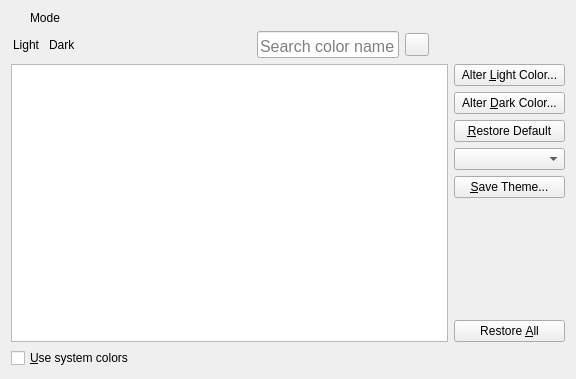
This is src/frontends/qt/ui/PrefColorsUi.ui in kojiOnHill/lyx as Qt 5 draws it before an edit. The edited form follows.
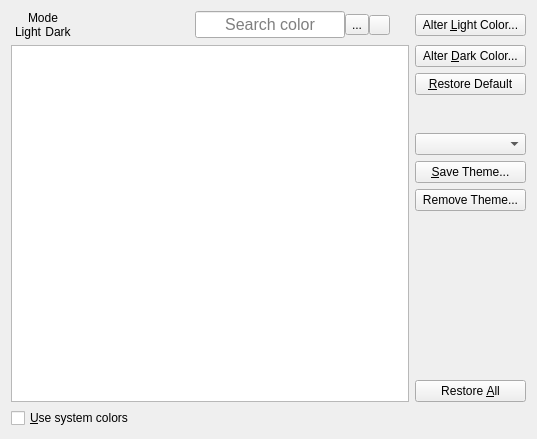
This is the edited form. Icons and pictures are not drawn.

The edit to the form file:
```diff
--- a/src/frontends/qt/ui/PrefColorsUi.ui
+++ b/src/frontends/qt/ui/PrefColorsUi.ui
@@ -6,8 +6,8 @@
    <rect>
     <x>0</x>
     <y>0</y>
-    <width>576</width>
-    <height>379</height>
+    <width>537</width>
+    <height>439</height>
    </rect>
   </property>
   <property name="sizePolicy">
@@ -20,20 +20,7 @@
    <string/>
   </property>
   <layout class="QGridLayout" name="gridLayout_2">
-   <item row="2" column="1">
-    <spacer name="horizontalSpacer">
-     <property name="orientation">
-      <enum>Qt::Orientation::Horizontal</enum>
-     </property>
-     <property name="sizeHint" stdset="0">
-      <size>
-       <width>40</width>
-       <height>20</height>
-      </size>
-     </property>
-    </spacer>
-   </item>
-   <item row="2" column="0">
+   <item row="3" column="0">
     <widget class="QCheckBox" name="syscolorsCB">
      <property name="sizePolicy">
       <sizepolicy hsizetype="Minimum" vsizetype="Minimum">
@@ -49,84 +36,32 @@
      </property>
     </widget>
    </item>
-   <item row="1" column="0" colspan="2">
-    <layout class="QGridLayout" name="gridLayout" rowstretch="0,0,0,0,0,0,0,0,0" columnstretch="0,0,0,0,0,0,0">
-     <item row="1" column="1">
-      <widget class="QLabel" name="labelDark">
-       <property name="sizePolicy">
-        <sizepolicy hsizetype="Fixed" vsizetype="Minimum">
-         <horstretch>0</horstretch>
-         <verstretch>0</verstretch>
-        </sizepolicy>
-       </property>
-       <property name="minimumSize">
-        <size>
-         <width>28</width>
-         <height>0</height>
-        </size>
-       </property>
-       <property name="font">
-        <font>
-         <pointsize>9</pointsize>
-        </font>
-       </property>
-       <property name="text">
-        <string>Dark</string>
-       </property>
-       <property name="alignment">
-        <set>Qt::AlignmentFlag::AlignLeading|Qt::AlignmentFlag::AlignLeft|Qt::AlignmentFlag::AlignVCenter</set>
-       </property>
-      </widget>
-     </item>
-     <item row="1" column="4">
-      <widget class="QToolButton" name="searchForwardPB">
-       <property name="sizePolicy">
-        <sizepolicy hsizetype="Fixed" vsizetype="Fixed">
-         <horstretch>0</horstretch>
-         <verstretch>0</verstretch>
-        </sizepolicy>
-       </property>
-       <property name="text">
-        <string/>
-       </property>
-       <property name="icon">
-        <iconset theme="QIcon::ThemeIcon::GoNext"/>
-       </property>
-       <property name="arrowType">
-        <enum>Qt::ArrowType::NoArrow</enum>
-       </property>
-      </widget>
-     </item>
-     <item row="3" column="6">
-      <widget class="QPushButton" name="colorDarkChangePB">
-       <property name="sizePolicy">
-        <sizepolicy hsizetype="Minimum" vsizetype="Fixed">
-         <horstretch>0</horstretch>
-         <verstretch>0</verstretch>
-        </sizepolicy>
-       </property>
+   <item row="3" column="2">
+    <spacer name="horizontalSpacer">
+     <property name="orientation">
+      <enum>Qt::Orientation::Horizontal</enum>
+     </property>
+     <property name="sizeHint" stdset="0">
+      <size>
+       <width>40</width>
+       <height>20</height>
+      </size>
+     </property>
+    </spacer>
+   </item>
+   <item row="1" column="0" colspan="3">
+    <layout class="QGridLayout" name="gridLayout" rowstretch="0,0,0,0,0,0,0,0,0,0" columnstretch="0,0,0,0,0">
+     <item row="9" column="4">
+      <widget class="QPushButton" name="colorResetAllPB">
        <property name="toolTip">
         <string>Change the selected dark-mode color</string>
        </property>
        <property name="text">
-        <string>Alter &amp;Dark Color...</string>
+        <string>Restore &amp;All</string>
        </property>
       </widget>
      </item>
-     <item row="7" column="6">
-      <spacer name="verticalSpacer">
-       <property name="orientation">
-        <enum>Qt::Orientation::Vertical</enum>
-       </property>
-       <property name="sizeHint" stdset="0">
-        <size>
-         <width>20</width>
-         <height>40</height>
-        </size>
-       </property>
-      </spacer>
-     </item>
-     <item row="5" column="6">
+     <item row="5" column="4">
       <widget class="QComboBox" name="loadThemeCO">
        <property name="sizePolicy">
         <sizepolicy hsizetype="Minimum" vsizetype="Fixed">
@@ -142,90 +77,23 @@
        </property>
       </widget>
      </item>
-     <item row="2" column="0" rowspan="7" colspan="6">
-      <widget class="QListWidget" name="lyxObjectsLW">
-       <property name="sizePolicy">
-        <sizepolicy hsizetype="Expanding" vsizetype="MinimumExpanding">
-         <horstretch>0</horstretch>
-         <verstretch>0</verstretch>
-        </sizepolicy>
+     <item row="4" column="4">
+      <spacer name="verticalSpacer_2">
+       <property name="orientation">
+        <enum>Qt::Orientation::Vertical</enum>
        </property>
-       <property name="horizontalScrollBarPolicy">
-        <enum>Qt::ScrollBarPolicy::ScrollBarAsNeeded</enum>
+       <property name="sizeType">
+        <enum>QSizePolicy::Policy::Maximum</enum>
        </property>
-      </widget>
-     </item>
-     <item row="2" column="6">
-      <widget class="QPushButton" name="colorChangePB">
-       <property name="sizePolicy">
-        <sizepolicy hsizetype="Minimum" vsizetype="Fixed">
-         <horstretch>0</horstretch>
-         <verstretch>0</verstretch>
-        </sizepolicy>
-       </property>
-       <property name="toolTip">
-        <string>Change the selected light-mode color</string>
-       </property>
-       <property name="text">
-        <string>Alter &amp;Light Color...</string>
-       </property>
-      </widget>
-     </item>
-     <item row="0" column="0" colspan="2">
-      <widget class="QLabel" name="labelMode">
-       <property name="sizePolicy">
-        <sizepolicy hsizetype="Fixed" vsizetype="Fixed">
-         <horstretch>0</horstretch>
-         <verstretch>0</verstretch>
-        </sizepolicy>
-       </property>
-       <property name="minimumSize">
+       <property name="sizeHint" stdset="0">
         <size>
-         <width>68</width>
-         <height>0</height>
+         <width>20</width>
+         <height>32</height>
         </size>
        </property>
-       <property name="font">
-        <font>
-         <pointsize>9</pointsize>
-        </font>
-       </property>
-       <property name="text">
-        <string>Mode</string>
-       </property>
-       <property name="alignment">
-        <set>Qt::AlignmentFlag::AlignCenter</set>
-       </property>
-      </widget>
+      </spacer>
      </item>
-     <item row="1" column="0">
-      <widget class="QLabel" name="labelLight">
-       <property name="sizePolicy">
-        <sizepolicy hsizetype="Fixed" vsizetype="Minimum">
-         <horstretch>0</horstretch>
-         <verstretch>0</verstretch>
-        </sizepolicy>
-       </property>
-       <property name="minimumSize">
-        <size>
-         <width>28</width>
-         <height>0</height>
-        </size>
-       </property>
-       <property name="font">
-        <font>
-         <pointsize>9</pointsize>
-        </font>
-       </property>
-       <property name="text">
-        <string>Light</string>
-       </property>
-       <property name="alignment">
-        <set>Qt::AlignmentFlag::AlignRight|Qt::AlignmentFlag::AlignTrailing|Qt::AlignmentFlag::AlignVCenter</set>
-       </property>
-      </widget>
-     </item>
-     <item row="1" column="5">
+     <item row="1" column="3">
       <spacer name="horizontalSpacer_Title2">
        <property name="orientation">
         <enum>Qt::Orientation::Horizontal</enum>
@@ -241,53 +109,251 @@
        </property>
       </spacer>
      </item>
-     <item row="1" column="3">
-      <widget class="QLineEdit" name="searchStringEdit">
+     <item row="0" column="0">
+      <layout class="QHBoxLayout" name="horizontalLayout_2">
+       <property name="spacing">
+        <number>0</number>
+       </property>
+       <property name="leftMargin">
+        <number>0</number>
+       </property>
+       <property name="topMargin">
+        <number>0</number>
+       </property>
+      </layout>
+     </item>
+     <item row="3" column="4">
+      <widget class="QPushButton" name="colorResetPB">
+       <property name="toolTip">
+        <string>Reset the selected color to its original value</string>
+       </property>
+       <property name="text">
+        <string>&amp;Restore Default</string>
+       </property>
+      </widget>
+     </item>
+     <item row="2" column="0" rowspan="8" colspan="4">
+      <widget class="QListWidget" name="lyxObjectsLW">
        <property name="sizePolicy">
-        <sizepolicy hsizetype="Maximum" vsizetype="Fixed">
+        <sizepolicy hsizetype="Expanding" vsizetype="MinimumExpanding">
          <horstretch>0</horstretch>
          <verstretch>0</verstretch>
         </sizepolicy>
        </property>
-       <property name="minimumSize">
-        <size>
-         <width>120</width>
-         <height>0</height>
-        </size>
+       <property name="horizontalScrollBarPolicy">
+        <enum>Qt::ScrollBarPolicy::ScrollBarAsNeeded</enum>
        </property>
-       <property name="maximumSize">
+      </widget>
+     </item>
+     <item row="8" column="4">
+      <spacer name="verticalSpacer">
+       <property name="orientation">
+        <enum>Qt::Orientation::Vertical</enum>
+       </property>
+       <property name="sizeHint" stdset="0">
         <size>
-         <width>500</width>
-         <height>16777215</height>
+         <width>20</width>
+         <height>40</height>
         </size>
        </property>
-       <property name="font">
-        <font>
-         <pointsize>12</pointsize>
-        </font>
+      </spacer>
+     </item>
+     <item row="2" column="4">
+      <widget class="QPushButton" name="colorDarkChangePB">
+       <property name="sizePolicy">
+        <sizepolicy hsizetype="Minimum" vsizetype="Fixed">
+         <horstretch>0</horstretch>
+         <verstretch>0</verstretch>
+        </sizepolicy>
        </property>
-       <property name="alignment">
-        <set>Qt::AlignmentFlag::AlignBottom|Qt::AlignmentFlag::AlignLeading|Qt::AlignmentFlag::AlignLeft</set>
+       <property name="toolTip">
+        <string>Change the selected dark-mode color</string>
        </property>
-       <property name="placeholderText">
-        <string>Search color name</string>
+       <property name="text">
+        <string>Alter &amp;Dark Color...</string>
        </property>
       </widget>
      </item>
      <item row="1" column="2">
-      <spacer name="horizontalSpacer_Title">
-       <property name="orientation">
-        <enum>Qt::Orientation::Horizontal</enum>
+      <layout class="QHBoxLayout" name="searchLayout">
+       <property name="spacing">
+        <number>0</number>
        </property>
-       <property name="sizeHint" stdset="0">
-        <size>
-         <width>40</width>
-         <height>13</height>
-        </size>
+       <item>
+        <widget class="QLineEdit" name="searchStringEdit">
+         <property name="sizePolicy">
+          <sizepolicy hsizetype="MinimumExpanding" vsizetype="Fixed">
+           <horstretch>0</horstretch>
+           <verstretch>0</verstretch>
+          </sizepolicy>
+         </property>
+         <property name="minimumSize">
+          <size>
+           <width>150</width>
+           <height>0</height>
+          </size>
+         </property>
+         <property name="maximumSize">
+          <size>
+           <width>500</width>
+           <height>16777215</height>
+          </size>
+         </property>
+         <property name="font">
+          <font>
+           <pointsize>12</pointsize>
+          </font>
+         </property>
+         <property name="toolTip">
+          <string>Enter a color name to search</string>
+         </property>
+         <property name="alignment">
+          <set>Qt::AlignmentFlag::AlignCenter</set>
+         </property>
+         <property name="placeholderText">
+          <string>Search color</string>
+         </property>
+         <property name="clearButtonEnabled">
+          <bool>true</bool>
+         </property>
+        </widget>
+       </item>
+       <item>
+        <widget class="QToolButton" name="searchBackwardPB">
+         <property name="toolTip">
+          <string>Search backward</string>
+         </property>
+         <property name="text">
+          <string>...</string>
+         </property>
+         <property name="icon">
+          <iconset theme="QIcon::ThemeIcon::GoPrevious"/>
+         </property>
+         <property name="iconSize">
+          <size>
+           <width>13</width>
+           <height>13</height>
+          </size>
+         </property>
+        </widget>
+       </item>
+       <item>
+        <widget class="QToolButton" name="searchForwardPB">
+         <property name="sizePolicy">
+          <sizepolicy hsizetype="Fixed" vsizetype="Fixed">
+           <horstretch>0</horstretch>
+           <verstretch>0</verstretch>
+          </sizepolicy>
+         </property>
+         <property name="toolTip">
+          <string>Search forward</string>
+         </property>
+         <property name="text">
+          <string/>
+         </property>
+         <property name="icon">
+          <iconset theme="QIcon::ThemeIcon::GoNext"/>
+         </property>
+         <property name="iconSize">
+          <size>
+           <width>13</width>
+           <height>13</height>
+          </size>
+         </property>
+         <property name="arrowType">
+          <enum>Qt::ArrowType::NoArrow</enum>
+         </property>
+        </widget>
+       </item>
+      </layout>
+     </item>
+     <item row="7" column="4">
+      <widget class="QPushButton" name="removeThemePB">
+       <property name="text">
+        <string>Remove Theme...</string>
        </property>
-      </spacer>
+      </widget>
      </item>
-     <item row="6" column="6">
+     <item row="1" column="0">
+      <layout class="QGridLayout" name="labelLayout">
+       <property name="leftMargin">
+        <number>2</number>
+       </property>
+       <property name="spacing">
+        <number>0</number>
+       </property>
+       <item row="1" column="0">
+        <widget class="QLabel" name="labelLight">
+         <property name="sizePolicy">
+          <sizepolicy hsizetype="Fixed" vsizetype="Minimum">
+           <horstretch>0</horstretch>
+           <verstretch>0</verstretch>
+          </sizepolicy>
+         </property>
+         <property name="minimumSize">
+          <size>
+           <width>30</width>
+           <height>0</height>
+          </size>
+         </property>
+         <property name="font">
+          <font>
+           <pointsize>9</pointsize>
+          </font>
+         </property>
+         <property name="text">
+          <string>Light</string>
+         </property>
+         <property name="alignment">
+          <set>Qt::AlignmentFlag::AlignCenter</set>
+         </property>
+        </widget>
+       </item>
+       <item row="1" column="1">
+        <widget class="QLabel" name="labelDark">
+         <property name="sizePolicy">
+          <sizepolicy hsizetype="Fixed" vsizetype="Minimum">
+           <horstretch>0</horstretch>
+           <verstretch>0</verstretch>
+          </sizepolicy>
+         </property>
+         <property name="minimumSize">
+          <size>
+           <width>30</width>
+           <height>0</height>
+          </size>
+         </property>
+         <property name="font">
+          <font>
+           <pointsize>9</pointsize>
+          </font>
+         </property>
+         <property name="text">
+          <string>Dark</string>
+         </property>
+         <property name="alignment">
+          <set>Qt::AlignmentFlag::AlignCenter</set>
+         </property>
+        </widget>
+       </item>
+       <item row="0" column="0" colspan="2">
+        <widget class="QLabel" name="label">
+         <property name="font">
+          <font>
+           <pointsize>9</pointsize>
+          </font>
+         </property>
+         <property name="text">
+          <string>Mode</string>
+         </property>
+         <property name="alignment">
+          <set>Qt::AlignmentFlag::AlignCenter</set>
+         </property>
+        </widget>
+       </item>
+      </layout>
+     </item>
+     <item row="6" column="4">
       <widget class="QPushButton" name="saveThemePB">
        <property name="toolTip">
         <string>Save current color setting as a color theme</string>
@@ -297,23 +363,32 @@
        </property>
       </widget>
      </item>
-     <item row="8" column="6">
-      <widget class="QPushButton" name="colorResetAllPB">
-       <property name="toolTip">
-        <string>Reset all colors to their original value</string>
+     <item row="1" column="1">
+      <spacer name="horizontalSpacer_Title">
+       <property name="orientation">
+        <enum>Qt::Orientation::Horizontal</enum>
        </property>
-       <property name="text">
-        <string>Restore &amp;All</string>
+       <property name="sizeHint" stdset="0">
+        <size>
+         <width>40</width>
+         <height>13</height>
+        </size>
        </property>
-      </widget>
+      </spacer>
      </item>
-     <item row="4" column="6">
-      <widget class="QPushButton" name="colorResetPB">
+     <item row="1" column="4">
+      <widget class="QPushButton" name="colorChangePB">
+       <property name="sizePolicy">
+        <sizepolicy hsizetype="Minimum" vsizetype="Fixed">
+         <horstretch>0</horstretch>
+         <verstretch>0</verstretch>
+        </sizepolicy>
+       </property>
        <property name="toolTip">
         <string>Reset the selected color to its original value</string>
        </property>
        <property name="text">
-        <string>&amp;Restore Default</string>
+        <string>Alter &amp;Light Color...</string>
        </property>
       </widget>
      </item>
```
Left out of the diff: 16 changed lines with no effect on the pictures.
